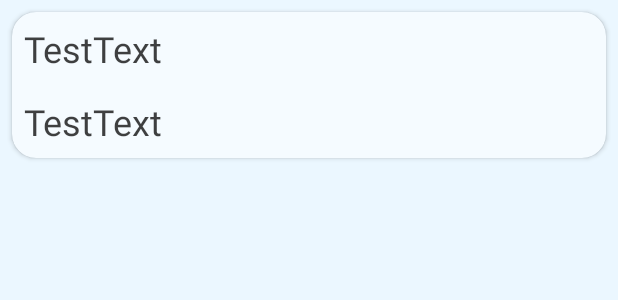
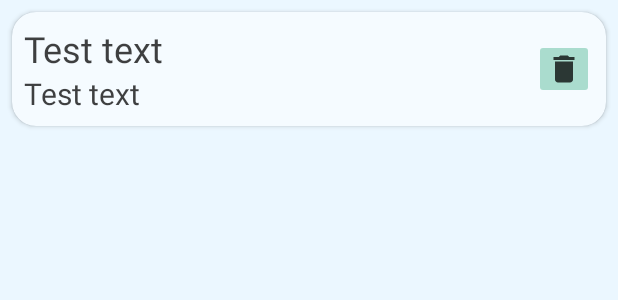
Before and after one commit to kosykt/GB_PProg_HW_APP, an Android app: the layout favorite_item.xml on its own in the app's theme, with its tools: preview values and no code run, on a phone screen of 412 x 824 dp. Shown: the top 300 px of the screen. Run offline under Robolectric (Android 15) with nearby library versions, the phone set to English and light mode, and no system bars.

Commit message:
добавлен функционал удаления из сохранений

```diff
--- a/app/src/main/java/com/example/gb_pprog/data/database/DatabaseRepositoryImpl.kt
+++ b/app/src/main/java/com/example/gb_pprog/data/database/DatabaseRepositoryImpl.kt
@@ -11,7 +11,11 @@ class DatabaseRepositoryImpl(
         db.roomDao().insert(model)
     }
 
-    override fun getAll(): List<RoomModel> {
+    override suspend fun getAll(): List<RoomModel> {
         return db.roomDao().getAll()
     }
+
+    override suspend fun delete(model: RoomModel) {
+        db.roomDao().delete(model)
+    }
 }
--- a/app/src/main/java/com/example/gb_pprog/data/repository/CustomMapper.kt
+++ b/app/src/main/java/com/example/gb_pprog/data/repository/CustomMapper.kt
@@ -47,3 +47,8 @@ fun RoomModel.toFavoriteModel() = FavoriteModel(
     word = this.word,
     translation = this.translation
 )
+
+fun FavoriteModel.toRoomModel() = RoomModel(
+    word = this.word,
+    translation = this.translation
+)
--- a/app/src/main/java/com/example/gb_pprog/data/repository/DatabaseRepository.kt
+++ b/app/src/main/java/com/example/gb_pprog/data/repository/DatabaseRepository.kt
@@ -6,5 +6,7 @@ interface DatabaseRepository {
 
     fun insert(model: RoomModel)
 
-    fun getAll(): List<RoomModel>
+    suspend fun getAll(): List<RoomModel>
+
+    suspend fun delete(model: RoomModel)
 }
--- a/app/src/main/java/com/example/gb_pprog/data/repository/DomainRepositoryImpl.kt
+++ b/app/src/main/java/com/example/gb_pprog/data/repository/DomainRepositoryImpl.kt
@@ -1,6 +1,5 @@
 package com.example.gb_pprog.data.repository
 
-import com.example.gb_pprog.data.database.model.RoomModel
 import com.example.gb_pprog.domain.DomainRepository
 import com.example.gb_pprog.domain.model.DomainModel
 import com.example.gb_pprog.domain.model.FavoriteModel
@@ -21,4 +20,8 @@ class DomainRepositoryImpl(
     override suspend fun getAllFavorite(): List<FavoriteModel> {
         return database.getAll().map { it.toFavoriteModel() }
     }
+
+    override suspend fun deleteFavorite(model: FavoriteModel) {
+        database.delete(model.toRoomModel())
+    }
 }
--- a/app/src/main/java/com/example/gb_pprog/di/AppModule.kt
+++ b/app/src/main/java/com/example/gb_pprog/di/AppModule.kt
@@ -1,6 +1,7 @@
 package com.example.gb_pprog.di
 
 import com.example.gb_pprog.data.connectivity.NetworkStatus
+import com.example.gb_pprog.domain.DeleteFavoriteUseCase
 import com.example.gb_pprog.domain.GetAllFavoritesUseCase
 import com.example.gb_pprog.domain.GetTranslateUseCase
 import com.example.gb_pprog.domain.SaveFavoriteUseCase
@@ -15,13 +16,14 @@ val appModule = module {
         TranslatorViewModel(
             getTranslateUseCase = get<GetTranslateUseCase>(),
             networkStatus = get<NetworkStatus>(),
-            saveFavoriteUseCase = get<SaveFavoriteUseCase>()
+            saveFavoriteUseCase = get<SaveFavoriteUseCase>(),
         )
     }
 
     viewModel<FavoriteViewModel> {
         FavoriteViewModel(
-            getAllFavoritesUseCase = get<GetAllFavoritesUseCase>()
+            getAllFavoritesUseCase = get<GetAllFavoritesUseCase>(),
+            deleteFavoriteUseCase = get<DeleteFavoriteUseCase>(),
         )
     }
 }
--- a/app/src/main/java/com/example/gb_pprog/domain/DomainRepository.kt
+++ b/app/src/main/java/com/example/gb_pprog/domain/DomainRepository.kt
@@ -10,4 +10,6 @@ interface DomainRepository {
     suspend fun saveFavorite(domainModel: DomainModel)
 
     suspend fun getAllFavorite(): List<FavoriteModel>
+
+    suspend fun deleteFavorite(model: FavoriteModel)
 }
--- a/app/src/main/java/com/example/gb_pprog/presentation/favoritefragment/FavoriteFragment.kt
+++ b/app/src/main/java/com/example/gb_pprog/presentation/favoritefragment/FavoriteFragment.kt
@@ -14,7 +14,9 @@ class FavoriteFragment : Fragment() {
 
     private val vm by viewModel<FavoriteViewModel>()
     private val adapter by lazy {
-        FavoriteAdapter()
+        FavoriteAdapter(
+            onItemClickListener = vm::deleteFavorite
+        )
     }
 
     private var _binding: FragmentFavoriteBinding? = null
--- /dev/null
+++ b/app/src/main/res/drawable/ic_baseline_delete_24.xml
@@ -0,0 +1,10 @@
+<vector xmlns:android="http://schemas.android.com/apk/res/android"
+    android:width="24dp"
+    android:height="24dp"
+    android:viewportWidth="24"
+    android:viewportHeight="24"
+    android:tint="@color/secondaryTextColor">
+  <path
+      android:fillColor="@android:color/white"
+      android:pathData="M6,19c0,1.1 0.9,2 2,2h8c1.1,0 2,-0.9 2,-2V7H6v12zM19,4h-3.5l-1,-1h-5l-1,1H5v2h14V4z"/>
+</vector>
--- a/app/src/main/res/layout/favorite_item.xml
+++ b/app/src/main/res/layout/favorite_item.xml
@@ -1,29 +1,63 @@
 <?xml version="1.0" encoding="utf-8"?>
 <androidx.cardview.widget.CardView xmlns:android="http://schemas.android.com/apk/res/android"
+    xmlns:app="http://schemas.android.com/apk/res-auto"
+    xmlns:tools="http://schemas.android.com/tools"
+    style="?attrTranslatorItemCv"
     android:layout_width="match_parent"
     android:layout_height="wrap_content"
-    android:layout_margin="8dp"
-    style="?attrTranslatorItemCv"
-    xmlns:tools="http://schemas.android.com/tools">
+    android:layout_margin="8dp">
 
-    <LinearLayout
+    <androidx.constraintlayout.widget.ConstraintLayout
         android:layout_width="match_parent"
-        android:layout_height="wrap_content"
-        android:orientation="vertical">
+        android:layout_height="wrap_content">
 
         <TextView
             android:id="@+id/favorite_item_word"
-            android:layout_width="wrap_content"
-            android:layout_height="match_parent"
-            style="?attr/attrTranslatorItemTvTranslate"
-            tools:text="TestText"/>
+            android:layout_width="0dp"
+            android:layout_height="wrap_content"
+            android:textColor="@color/secondaryTextColor"
+            android:textSize="24sp"
+            android:layout_marginStart="8dp"
+            android:layout_marginTop="8dp"
+            app:layout_constraintBottom_toTopOf="@id/favorite_item_translation"
+            app:layout_constraintEnd_toStartOf="@id/favorite_item_barrier"
+            app:layout_constraintStart_toStartOf="parent"
+            app:layout_constraintTop_toTopOf="parent"
+            tools:text="Test text" />
 
         <TextView
             android:id="@+id/favorite_item_translation"
+            android:layout_width="0dp"
+            android:layout_height="wrap_content"
+            android:textColor="@color/secondaryTextColor"
+            android:textSize="20sp"
+            android:layout_marginStart="8dp"
+            android:layout_marginBottom="8dp"
+            app:layout_constraintBottom_toBottomOf="parent"
+            app:layout_constraintEnd_toStartOf="@id/favorite_item_barrier"
+            app:layout_constraintStart_toStartOf="parent"
+            app:layout_constraintTop_toBottomOf="@id/favorite_item_word"
+            tools:text="Test text" />
+
+        <androidx.constraintlayout.widget.Barrier
+            android:id="@+id/favorite_item_barrier"
             android:layout_width="wrap_content"
-            android:layout_height="match_parent"
-            style="?attr/attrTranslatorItemTvTranslate"
-            tools:text="TestText"/>
-    </LinearLayout>
+            android:layout_height="wrap_content"
+            app:barrierDirection="start"
+            app:constraint_referenced_ids="favorite_item_delete"/>
+
+        <androidx.constraintlayout.utils.widget.ImageFilterButton
+            android:id="@+id/favorite_item_delete"
+            android:layout_width="40dp"
+            android:layout_height="40dp"
+            android:src="@drawable/ic_baseline_delete_24"
+            android:backgroundTint="@color/secondaryTextColorHighlight"
+            android:layout_margin="8dp"
+            app:layout_constraintBottom_toBottomOf="parent"
+            app:layout_constraintEnd_toEndOf="parent"
+            app:layout_constraintTop_toTopOf="parent"
+            app:layout_constraintStart_toEndOf="@id/favorite_item_barrier"/>
+
+    </androidx.constraintlayout.widget.ConstraintLayout>
 
 </androidx.cardview.widget.CardView>
```
Also changed, not shown: app/src/main/java/com/example/gb_pprog/data/database/RoomDao.kt (+5 -5 lines), app/src/main/java/com/example/gb_pprog/di/DomainModule.kt (+6 -5 lines), app/src/main/java/com/example/gb_pprog/domain/DeleteFavoriteUseCase.kt (added, +11 -0 lines), app/src/main/java/com/example/gb_pprog/presentation/favoritefragment/adapter/FavoriteAdapter.kt (+6 -2 lines), app/src/main/java/com/example/gb_pprog/presentation/favoritefragment/viewmodel/FavoriteViewModel.kt (+8 -0 lines).
